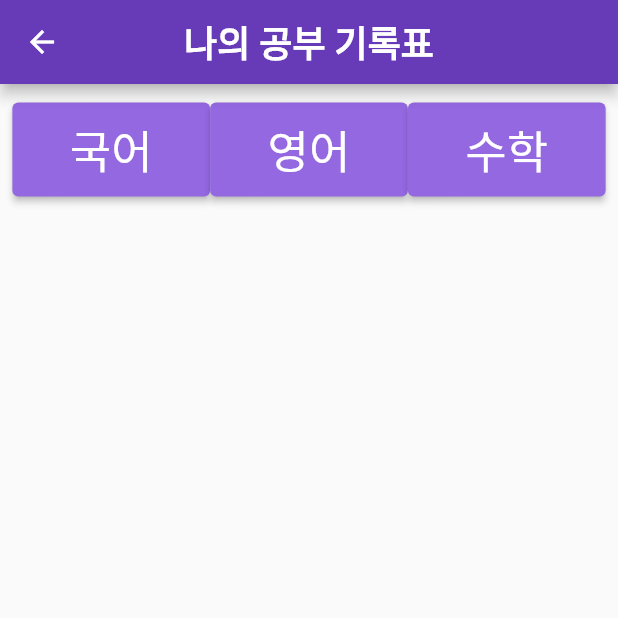
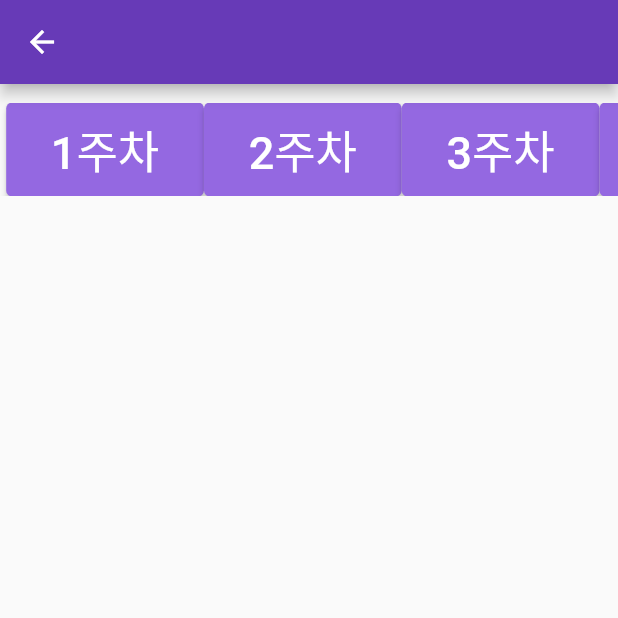
Before and after one commit to ChipMonkInTheCave/studycat, a Flutter app: the screen it shows after launch, in the side drawer, after a tap on "학습기록", on a phone screen of 412 x 824 dp, the top half of it. Run offline on Flutter 3.47's test engine with Material 2 defaults, Android fonts, the light colour scheme and no system bars; our stand-ins replace animate_do, auto_size_text, cloud_firestore, firebase_core, fl_chart and 1 more; missing offline and left inert: dart:ffi, transition; accounts and stored records are empty.

Commit message:
Update test_score_screen.dart

```diff
--- a/lib/screens/score/test_score_screen.dart
+++ b/lib/screens/score/test_score_screen.dart
@@ -15,16 +15,43 @@ class TestScoreState extends State<TestScore> {
   List<Color> buttonColors = [
     const Color.fromARGB(255, 148, 104, 225),
     const Color.fromARGB(255, 148, 104, 225),
+    const Color.fromARGB(255, 148, 104, 225),
     const Color.fromARGB(255, 148, 104, 225)
   ];
-  List<String> buttonLabels = ['국어', '영어', '수학'];
-  List<bool> showDetails1 = [false, false, false, false, false];
-  List<bool> showDetails2 = [false, false, false, false, false];
-  List<bool> showDetails3 = [false, false, false, false, false];
+  List<String> buttonLabels = ['1주차', '2주차', '3주차', '4주차'];
+  List<bool> showDetails1 = [
+    false,
+    false,
+    false,
+    false,
+    false,
+    false,
+    false,
+    false
+  ];
+  List<bool> showDetails2 = [
+    false,
+    false,
+    false,
+    false,
+    false,
+    false,
+    false,
+    false
+  ];
+  List<bool> showDetails3 = [
+    false,
+    false,
+    false,
+    false,
+    false,
+    false,
+    false,
+    false
+  ];
 
   @override
   Widget build(BuildContext context) {
-    // ignore: unused_local_variable
     double width = MediaQuery.of(context).size.width;
     double height = MediaQuery.of(context).size.height;
     return Scaffold(
@@ -39,28 +66,25 @@ class TestScoreState extends State<TestScore> {
               );
             },
           ),
-        title: const Text(
-          '나의 공부 기록표',
-          style: TextStyle(fontSize: 24, fontWeight: FontWeight.w800),
         ),
-        centerTitle: true,
-      ),
-      body: Column(
+        body: ListView(children: [
+          SizedBox(height: height * 0.015),
+          SingleChildScrollView(
+            scrollDirection: Axis.horizontal,
+            child: Row(
               children: [
-          SizedBox(height: height * 0.015),
-          Row(
-            mainAxisAlignment: MainAxisAlignment.center,
-            children: [
+                SizedBox(width: width * 0.01),
                 buildButton1(0),
                 buildButton1(1),
                 buildButton1(2),
+                buildButton1(3),
+                SizedBox(width: width * 0.01),
               ],
+            ),
           ),
           SizedBox(height: height * 0.037),
           if (selectedButtonIndex == 0)
-            Column(
-              mainAxisAlignment: MainAxisAlignment.center,
-              children: [
+            Column(mainAxisAlignment: MainAxisAlignment.center, children: [
               buildButton2(0),
               SizedBox(height: height * 0.012),
               buildButton2(1),
@@ -70,12 +94,13 @@ class TestScoreState extends State<TestScore> {
               buildButton2(3),
               SizedBox(height: height * 0.012),
               buildButton2(4),
-              ],
-            ),
+              SizedBox(height: height * 0.012),
+              buildButton2(5),
+              SizedBox(height: height * 0.012),
+              buildButton2(6)
+            ]),
           if (selectedButtonIndex == 1)
-            Column(
-              mainAxisAlignment: MainAxisAlignment.center,
-              children: [
+            Column(mainAxisAlignment: MainAxisAlignment.center, children: [
               buildButton3(0),
               SizedBox(height: height * 0.012),
               buildButton3(1),
@@ -85,12 +110,15 @@ class TestScoreState extends State<TestScore> {
               buildButton3(3),
               SizedBox(height: height * 0.012),
               buildButton3(4),
-              ],
-            ),
+              SizedBox(height: height * 0.012),
+              buildButton3(5),
+              SizedBox(height: height * 0.012),
+              buildButton3(6),
+              SizedBox(height: height * 0.012),
+              buildButton3(7)
+            ]),
           if (selectedButtonIndex == 2)
-            Column(
-              mainAxisAlignment: MainAxisAlignment.center,
-              children: [
+            Column(mainAxisAlignment: MainAxisAlignment.center, children: [
               buildButton4(0),
               SizedBox(height: height * 0.012),
               buildButton4(1),
@@ -100,11 +128,15 @@ class TestScoreState extends State<TestScore> {
               buildButton4(3),
               SizedBox(height: height * 0.012),
               buildButton4(4),
-              ],
-            ),
-        ],
-      ),
-    );
+              SizedBox(height: height * 0.012),
+              buildButton4(5),
+              SizedBox(height: height * 0.012),
+              buildButton4(6),
+              SizedBox(height: height * 0.012),
+              buildButton4(7)
+            ]),
+          SizedBox(height: height * 0.08)
+        ]));
   }
 
   Widget buildButton1(int index) {
@@ -135,16 +167,14 @@ class TestScoreState extends State<TestScore> {
             child: Text(
               buttonLabels[index],
               style: const TextStyle(fontSize: 30),
-        ),
-      ),
-    );
+            )));
   }
 
   Widget buildButton2(int index2) {
     double width = MediaQuery.of(context).size.width;
     double height = MediaQuery.of(context).size.height;
-    return Column(
-      children: [
+    var data = context.watch<CloudData>().myScore.score;
+    return Column(children: [
       SizedBox(
           height: height * 0.076,
           width: width * 0.96,
@@ -157,27 +187,23 @@ class TestScoreState extends State<TestScore> {
               style: ElevatedButton.styleFrom(
                 backgroundColor: Colors.blue,
               ),
-            child: Text(
-              showDetails1[index2] ? '상세 내용' : '기록기록',
-              style: const TextStyle(fontSize: 30),
-            ),
-          ),
-        ),
+              child: Text(data['수학'][index2].keys.toString(),
+                  style: const TextStyle(fontSize: 30)))),
       SizedBox(height: height * 0.002),
       if (showDetails1[index2])
         Container(
             height: height * 0.115,
             width: width * 0.96,
             color: Colors.blue,
-            child: const Text('상세 내용'),
-          ),
-      ],
-    );
+            child: Text(data['수학'][index2].keys.elementAt(0).toString(),
+                style: const TextStyle(fontSize: 30)))
+    ]);
   }
 
   Widget buildButton3(int index3) {
     double width = MediaQuery.of(context).size.width;
     double height = MediaQuery.of(context).size.height;
+    var data = context.watch<CloudData>().myScore.score;
     return Column(
       children: [
         SizedBox(
@@ -186,25 +212,23 @@ class TestScoreState extends State<TestScore> {
           child: ElevatedButton(
               onPressed: () {
                 setState(() {
-                showDetails1[index3] = !showDetails1[index3];
+                  showDetails2[index3] = !showDetails2[index3];
                 });
               },
               style: ElevatedButton.styleFrom(
                 backgroundColor: Colors.red,
               ),
-            child: Text(
-              showDetails1[index3] ? '상세 내용' : '기록기록',
-              style: const TextStyle(fontSize: 30),
-            ),
-          ),
+              child: Text(data['수학'][index3].keys.toString(),
+                  style: const TextStyle(fontSize: 30))),
         ),
         SizedBox(height: height * 0.002),
-        if (showDetails1[index3])
+        if (showDetails2[index3])
           Container(
             height: height * 0.115,
             width: width * 0.96,
             color: Colors.red,
-            child: const Text('상세 내용'),
+            child: Text(data['수학'][index3].keys.elementAt(0).toString(),
+                style: const TextStyle(fontSize: 30)),
           ),
       ],
     );
@@ -213,6 +237,7 @@ class TestScoreState extends State<TestScore> {
   Widget buildButton4(int index4) {
     double width = MediaQuery.of(context).size.width;
     double height = MediaQuery.of(context).size.height;
+    var data = context.watch<CloudData>().myScore.score;
     return Column(
       children: [
         SizedBox(
@@ -221,25 +246,23 @@ class TestScoreState extends State<TestScore> {
           child: ElevatedButton(
               onPressed: () {
                 setState(() {
-                showDetails1[index4] = !showDetails1[index4];
+                  showDetails3[index4] = !showDetails3[index4];
                 });
               },
               style: ElevatedButton.styleFrom(
                 backgroundColor: Colors.black,
               ),
-            child: Text(
-              showDetails1[index4] ? '상세 내용' : '기록기록',
-              style: const TextStyle(fontSize: 30),
-            ),
-          ),
+              child: Text(data['수학'][index4].keys.toString(),
+                  style: const TextStyle(fontSize: 30))),
         ),
         SizedBox(height: height * 0.002),
-        if (showDetails1[index4])
+        if (showDetails3[index4])
           Container(
             height: height * 0.115,
             width: width * 0.96,
             color: Colors.black,
-            child: const Text('상세 내용'),
+            child: Text(data['수학'][index4].keys.elementAt(0).toString(),
+                style: const TextStyle(fontSize: 30)),
           ),
       ],
     );
```
Lines whose indentation alone changed are shown as unchanged.
